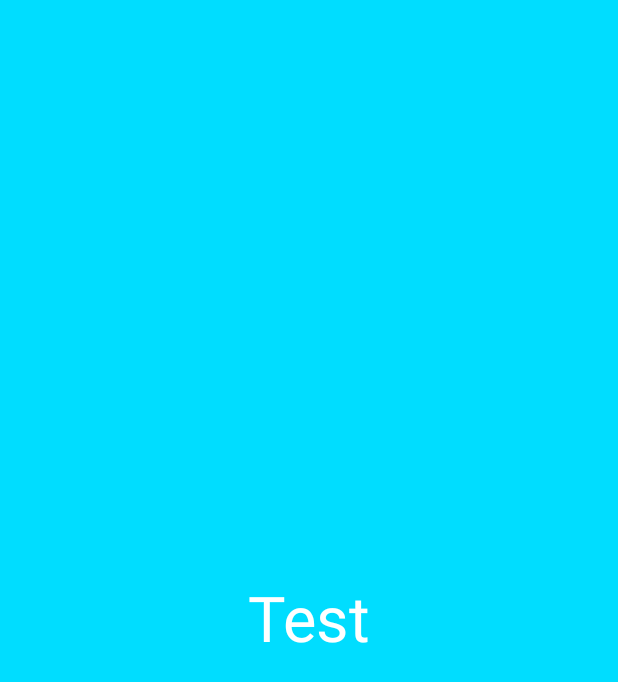
After one commit to gpeal/MockAirbnb, an Android app: the layout listing_fragment.xml on its own in the app's theme, with its tools: preview values and no code run, on a phone screen of 412 x 824 dp. The commit adds this screen. Shown: the top 682 px of the screen. Run offline under Robolectric (Android 15) with nearby library versions, the phone set to English and light mode, and no system bars.

Commit message:
Added a fragment for listings

```diff
--- /dev/null
+++ b/app/src/main/res/layout/listing_fragment.xml
@@ -0,0 +1,17 @@
+<?xml version="1.0" encoding="utf-8"?>
+<FrameLayout xmlns:android="http://schemas.android.com/apk/res/android"
+    xmlns:tools="http://schemas.android.com/tools"
+    android:layout_width="match_parent"
+    android:layout_height="match_parent"
+    android:background="@android:color/holo_blue_bright"
+    android:orientation="vertical">
+
+    <TextView
+        android:id="@+id/text"
+        android:layout_width="wrap_content"
+        android:layout_height="wrap_content"
+        android:layout_gravity="center"
+        android:textColor="@android:color/primary_text_dark"
+        android:textSize="42sp"
+        tools:text="Test"/>
+</FrameLayout>
```
Also changed, not shown: app/src/main/java/com/airbnb/ListingFragment.java (added, +33 -0 lines), app/src/main/java/com/airbnb/MainActivity.java (+9 -1 lines).
